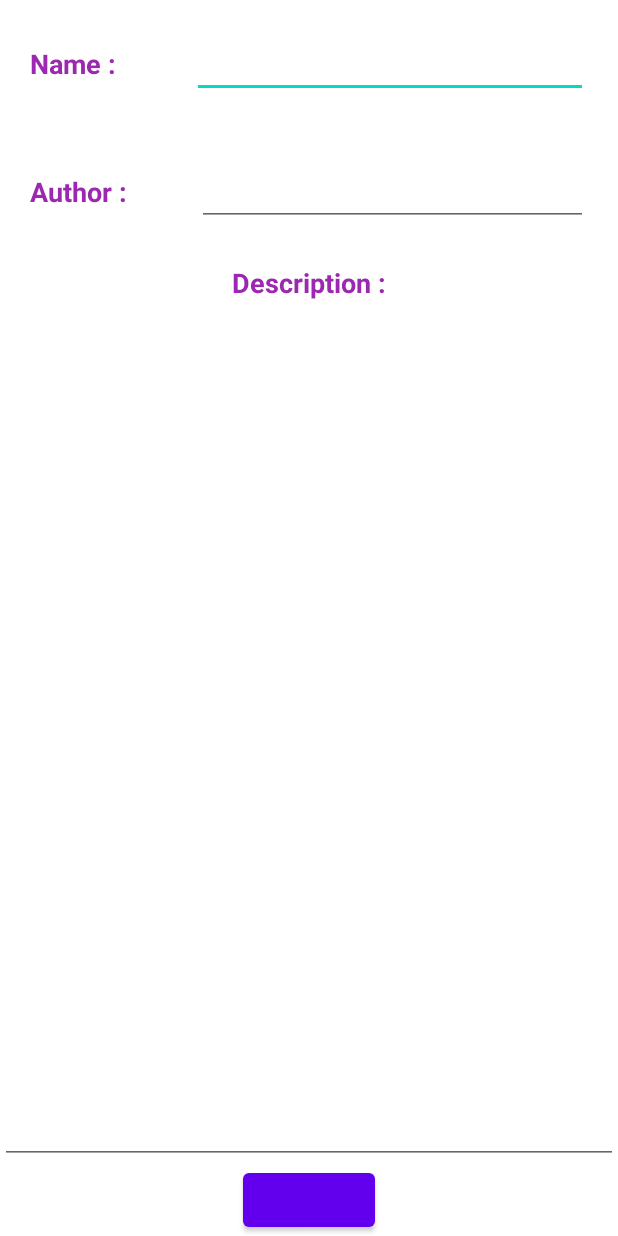
After one commit to lucasGlmt/eLibraryList, an Android app: the layout activity_book_add_modify.xml on its own in the app's theme, with its tools: preview values and no code run, on a phone screen of 412 x 824 dp. The commit adds this screen. Run offline under Robolectric (Android 15) with nearby library versions, the phone set to English and light mode, and no system bars.

Commit message:
TP2
Ajouts du TP2 (qui était à distance)

```diff
--- /dev/null
+++ b/app/src/main/res/layout/activity_book_add_modify.xml
@@ -0,0 +1,91 @@
+<?xml version="1.0" encoding="utf-8"?>
+<LinearLayout xmlns:android="http://schemas.android.com/apk/res/android"
+    xmlns:app="http://schemas.android.com/apk/res-auto"
+    xmlns:tools="http://schemas.android.com/tools"
+    android:layout_width="match_parent"
+    android:layout_height="match_parent"
+    android:orientation="vertical"
+    tools:context=".BookAddModify">
+
+    <LinearLayout
+        android:layout_width="match_parent"
+        android:layout_height="wrap_content"
+        android:orientation="horizontal"
+        android:padding="20dp">
+
+        <TextView
+            android:id="@+id/textView2"
+            android:layout_width="wrap_content"
+            android:layout_height="wrap_content"
+            android:layout_weight="1"
+            android:includeFontPadding="true"
+            android:text="Name :"
+            android:textColor="#9C27B0"
+            android:textSize="18sp"
+            android:textStyle="bold" />
+
+        <EditText
+            android:id="@+id/edit_bookName"
+            android:layout_width="wrap_content"
+            android:layout_height="wrap_content"
+            android:layout_weight="1"
+            android:ems="10"
+            android:inputType="textPersonName" />
+
+    </LinearLayout>
+
+    <LinearLayout
+        android:layout_width="match_parent"
+        android:layout_height="wrap_content"
+        android:orientation="horizontal"
+        android:padding="20dp">
+
+        <TextView
+            android:id="@+id/textView3"
+            android:layout_width="wrap_content"
+            android:layout_height="wrap_content"
+            android:layout_weight="1"
+            android:includeFontPadding="true"
+            android:text="Author :"
+            android:textColor="#9C27B0"
+            android:textSize="18sp"
+            android:textStyle="bold" />
+
+        <EditText
+            android:id="@+id/edit_bookAuthor"
+            android:layout_width="wrap_content"
+            android:layout_height="wrap_content"
+            android:layout_weight="1"
+            android:ems="10"
+            android:inputType="textPersonName" />
+
+    </LinearLayout>
+
+    <TextView
+        android:id="@+id/textView6"
+        android:layout_width="match_parent"
+        android:layout_height="wrap_content"
+        android:layout_gravity="center"
+        android:layout_weight="0"
+        android:gravity="center"
+        android:includeFontPadding="true"
+        android:padding="5dp"
+        android:text="Description :"
+        android:textColor="#9C27B0"
+        android:textSize="18sp"
+        android:textStyle="bold" />
+
+    <EditText
+        android:id="@+id/edit_bookDesc"
+        android:layout_width="match_parent"
+        android:layout_height="wrap_content"
+        android:layout_weight="1"
+        android:ems="10"
+        android:inputType="textPersonName" />
+
+    <Button
+        android:id="@+id/buttonSubmit"
+        android:layout_width="wrap_content"
+        android:layout_height="wrap_content"
+        android:layout_gravity="center" />
+</LinearLayout>
```
Also changed, not shown: app/src/main/java/iutsd/android/tp2/guilleminot/myapplication/BookAddModify.java (added, +65 -0 lines), app/src/main/java/iutsd/android/tp2/guilleminot/myapplication/MainActivity.java (+59 -28 lines), app/src/main/res/menu/menu_main.xml (+16 -2 lines), app/src/main/res/drawable/androidbook.png (added).
